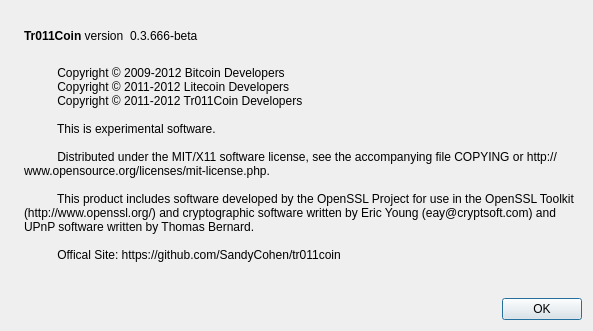
tr011coin/tr011coin, file src/qt/forms/aboutdialog.ui: the form before one commit.
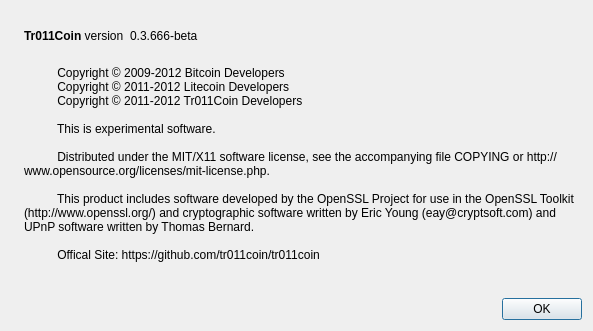
The form after the commit. Icons and pictures are not drawn.

```diff
--- a/src/qt/forms/aboutdialog.ui
+++ b/src/qt/forms/aboutdialog.ui
@@ -105,7 +105,7 @@
 
           This product includes software developed by the OpenSSL Project for use in the OpenSSL Toolkit (http://www.openssl.org/) and cryptographic software written by Eric Young (eay@cryptsoft.com) and UPnP software written by Thomas Bernard.
 
-          Offical Site: https://github.com/SandyCohen/tr011coin
+          Offical Site: https://github.com/tr011coin/tr011coin
         </string>
        </property>
        <property name="wordWrap">
```
